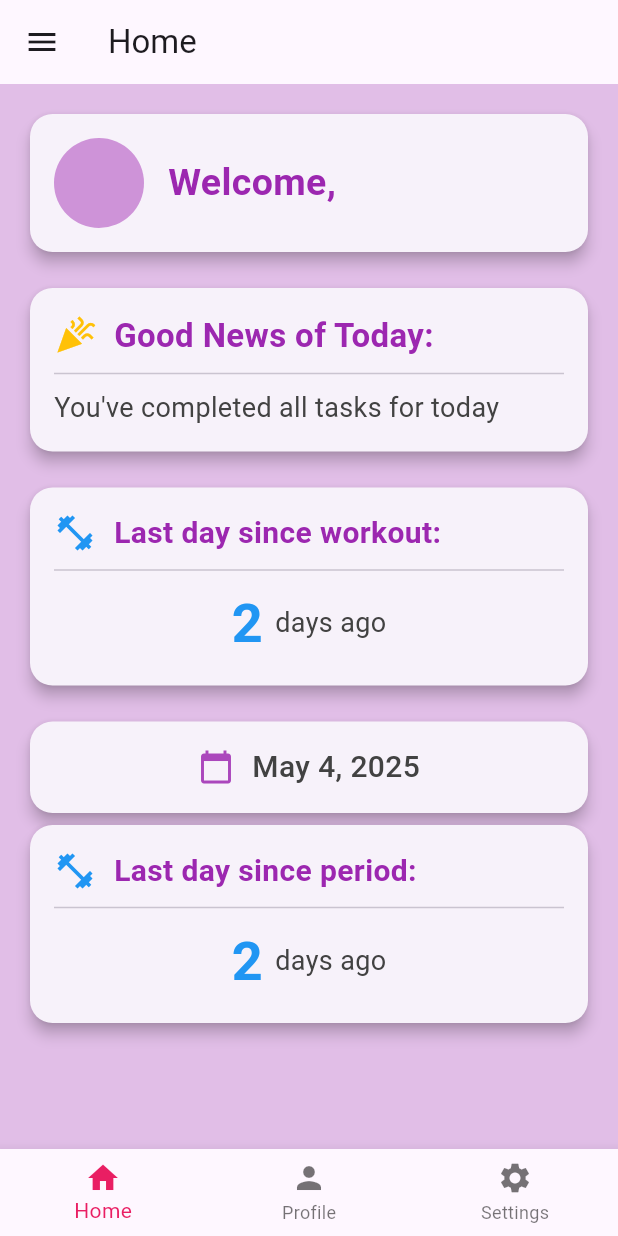
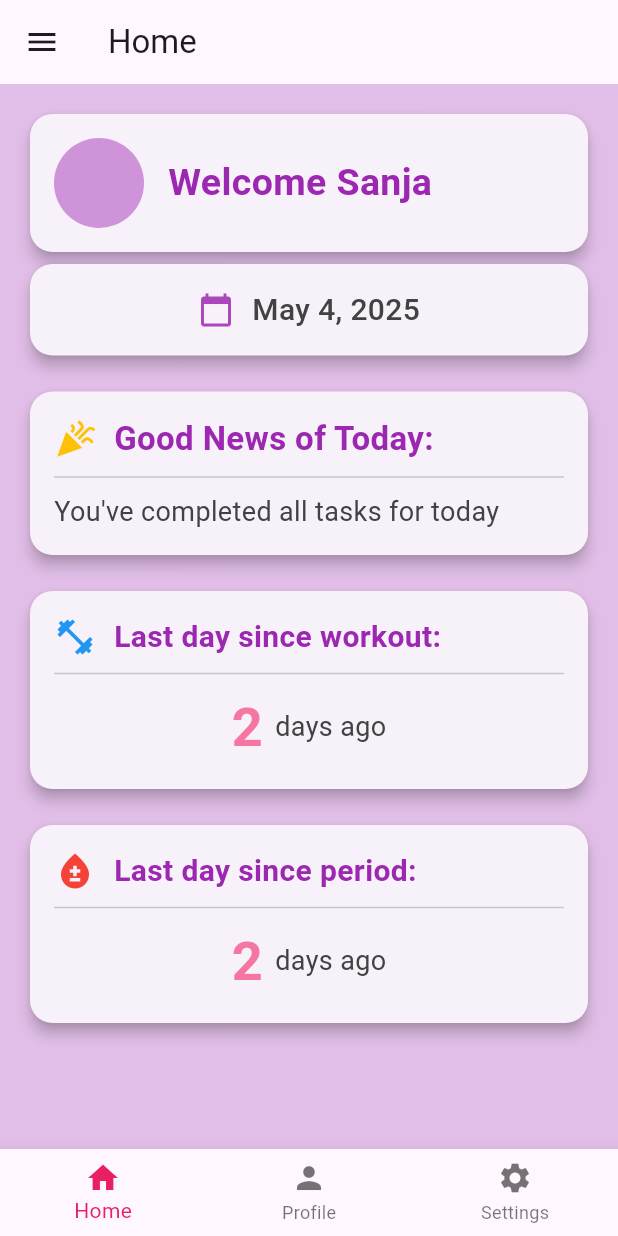
Before and after one commit to SanjaZagers/Flutter-project, a Flutter app: the screen it shows after launch, on a phone screen of 412 x 824 dp. Run offline on Flutter 3.47's test engine with Material 3 defaults, Android fonts, the light colour scheme and no system bars; our stand-ins replace flutter_heatmap_calendar, flutter_slidable, geocoding, geolocator, hive, hive_flutter and 3 more; accounts and stored records are empty.

Commit message:
Changed some colors. Changed the order of the cards on the homepage

```diff
--- a/lib/pages/home_page.dart
+++ b/lib/pages/home_page.dart
@@ -1,5 +1,4 @@
 import 'package:flutter/material.dart';
-import 'package:lottie/lottie.dart';
 import 'package:beginners_course/pages/profile_page.dart';
 import 'package:beginners_course/pages/settings_page.dart';
 
@@ -165,19 +164,50 @@ class HomeContent extends StatelessWidget {
                       ),
                     ),
                     const SizedBox(width: 16),
-                    Expanded(
+                    const Expanded(
                       child: Column(
                         crossAxisAlignment: CrossAxisAlignment.start,
                         children: [
                           Text(
-                            "Welcome, $userName",
-                            style: const TextStyle(
+                            "Welcome Sanja",
+                            style: TextStyle(
                               fontSize: 25,
                               fontWeight: FontWeight.bold,
                               color: Colors.purple,
                             ),
                           ),
                         ],
+                      ),
+                    ),
+                  ],
+                ),
+              ),
+            ),
+
+            // Date card with calendar icon
+            Card(
+              elevation: 4,
+              shadowColor: Colors.purple[30],
+              shape: RoundedRectangleBorder(
+                borderRadius: BorderRadius.circular(15),
+              ),
+              child: Padding(
+                padding: const EdgeInsets.all(16.0),
+                child: Row(
+                  mainAxisAlignment: MainAxisAlignment.center,
+                  children: [
+                    Icon(
+                      Icons.calendar_today,
+                      color: Colors.purple[400],
+                      size: 24,
+                    ),
+                    const SizedBox(width: 12),
+                    Text(
+                      currentDate,
+                      style: TextStyle(
+                        fontSize: 20,
+                        fontWeight: FontWeight.w500,
+                        color: Colors.grey[800],
                       ),
                     ),
                   ],
@@ -271,7 +301,7 @@ class HomeContent extends StatelessWidget {
                           style: const TextStyle(
                             fontSize: 36,
                             fontWeight: FontWeight.bold,
-                            color: Colors.blue,
+                            color: Color.fromARGB(255, 245, 119, 161),
                           ),
                         ),
                         const SizedBox(width: 8),
@@ -291,36 +321,6 @@ class HomeContent extends StatelessWidget {
 
             const SizedBox(height: 16),
 
-            // Date card with calendar icon
-            Card(
-              elevation: 4,
-              shadowColor: Colors.purple[30],
-              shape: RoundedRectangleBorder(
-                borderRadius: BorderRadius.circular(15),
-              ),
-              child: Padding(
-                padding: const EdgeInsets.all(16.0),
-                child: Row(
-                  mainAxisAlignment: MainAxisAlignment.center,
-                  children: [
-                    Icon(
-                      Icons.calendar_today,
-                      color: Colors.purple[400],
-                      size: 24,
-                    ),
-                    const SizedBox(width: 12),
-                    Text(
-                      currentDate,
-                      style: TextStyle(
-                        fontSize: 20,
-                        fontWeight: FontWeight.w500,
-                        color: Colors.grey[800],
-                      ),
-                    ),
-                  ],
-                ),
-              ),
-            ),
             // Period
             Card(
               elevation: 4,
@@ -336,8 +336,8 @@ class HomeContent extends StatelessWidget {
                     const Row(
                       children: [
                         Icon(
-                          Icons.fitness_center,
-                          color: Colors.blue,
+                          Icons.bloodtype,
+                          color: Colors.red,
                           size: 28,
                         ),
                         SizedBox(width: 12),
@@ -360,7 +360,7 @@ class HomeContent extends StatelessWidget {
                           style: const TextStyle(
                             fontSize: 36,
                             fontWeight: FontWeight.bold,
-                            color: Colors.blue,
+                            color: Color.fromARGB(255, 245, 119, 161),
                           ),
                         ),
                         const SizedBox(width: 8),
--- a/lib/util/dialog_box.dart
+++ b/lib/util/dialog_box.dart
@@ -17,7 +17,7 @@ class DialogBox extends StatelessWidget {
   @override
   Widget build(BuildContext context) {
     return AlertDialog(
-      backgroundColor: Colors.purple,
+      backgroundColor: Colors.pink.shade200,
       content: SizedBox(
         height: 120,
         child:
--- a/lib/util/todo_tile.dart
+++ b/lib/util/todo_tile.dart
@@ -31,7 +31,8 @@ class TodoTile extends StatelessWidget {
         child: Container(
           padding: const EdgeInsets.all(24),
           decoration: BoxDecoration(
-              color: Colors.pink, borderRadius: BorderRadius.circular(12)),
+              color: Colors.pink.shade200,
+              borderRadius: BorderRadius.circular(12)),
           child: Row(
             children: [
               //checkbox
```
Also changed, not shown: 4 other files.
